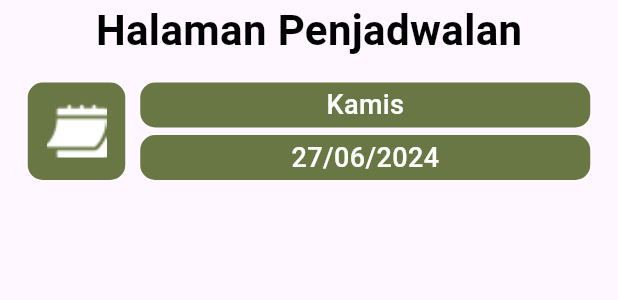
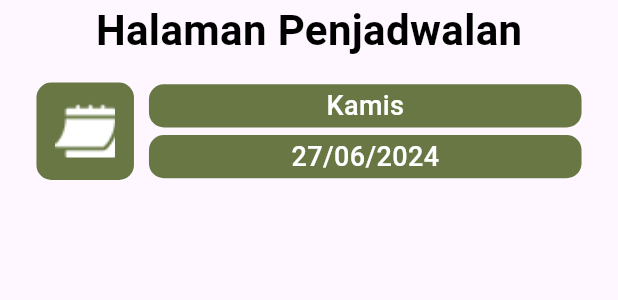
Before and after one commit to ForceClose31/Mantab, a Flutter app: what kalender() shows on an empty page, opened directly, on a phone screen of 412 x 824 dp. Shown: the top 300 px of the screen. Run offline on Flutter 3.47's test engine with Material 3 defaults, Android fonts, the phone set to English and light mode, and no system bars; our stand-ins replace cloud_firestore, firebase_auth, firebase_core, firebase_storage; accounts and stored records are empty.

Commit message:
fix: layout penjadwalan

```diff
--- a/lib/screens/penjadwalan/widget/kalender.dart
+++ b/lib/screens/penjadwalan/widget/kalender.dart
@@ -54,8 +54,8 @@ class kalender extends StatelessWidget {
                 children: [
                   Container(
                     alignment: Alignment.center,
-                    height: 30,
-                    width: 300,
+                    height: MediaQuery.of(context).size.height * 0.035,
+                    width: MediaQuery.of(context).size.width * 0.7,
                     decoration: BoxDecoration(
                       borderRadius: BorderRadius.circular(10),
                       color: Color.fromRGBO(104, 119, 68, 1),
@@ -71,8 +71,8 @@ class kalender extends StatelessWidget {
                   SizedBox(height: 5),
                   Container(
                     alignment: Alignment.center,
-                    height: 30,
-                    width: 300,
+                    height: MediaQuery.of(context).size.height * 0.035,
+                    width: MediaQuery.of(context).size.width * 0.7,
                     decoration: BoxDecoration(
                       borderRadius: BorderRadius.circular(10),
                       color: Color.fromRGBO(104, 119, 68, 1),
--- a/lib/screens/recordDomba/screen/recordDomba.dart
+++ b/lib/screens/recordDomba/screen/recordDomba.dart
@@ -71,7 +71,9 @@ class RecordDomba extends StatelessWidget {
                             crossAxisAlignment: CrossAxisAlignment.start,
                             children: [
                               GestureDetector(
-                                onTap: () {},
+                                onTap: () {
+                                  Navigator.pop(context);
+                                },
                                 child: Image.asset(
                                   'lib/images/back.png',
                                   width: 24,
```
Also changed, not shown: lib/screens/penjadwalan/screen/penjadwalan.dart (+75 -57 lines), lib/screens/penjadwalan/widget/cardHari.dart (+16 -11 lines), 9 other files.
